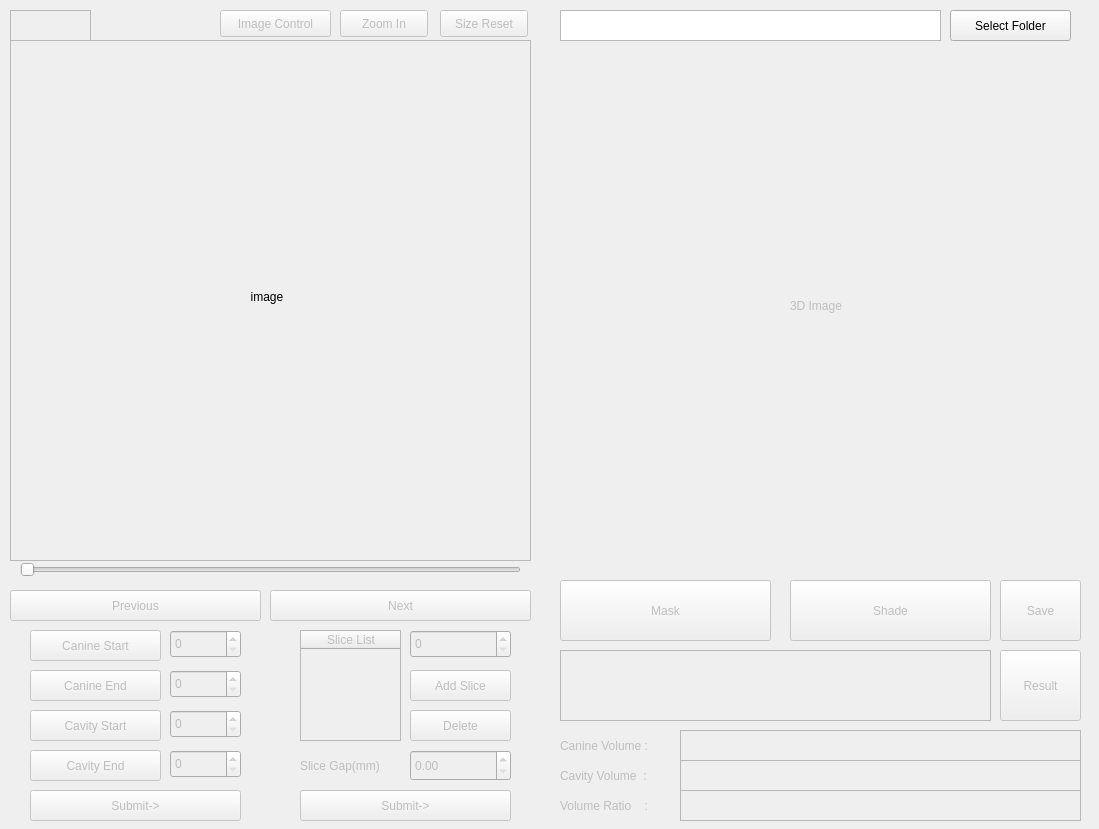
First picture: the form in qtdesigner.ui, repository min-sunnying/teeth_black, before the edit.
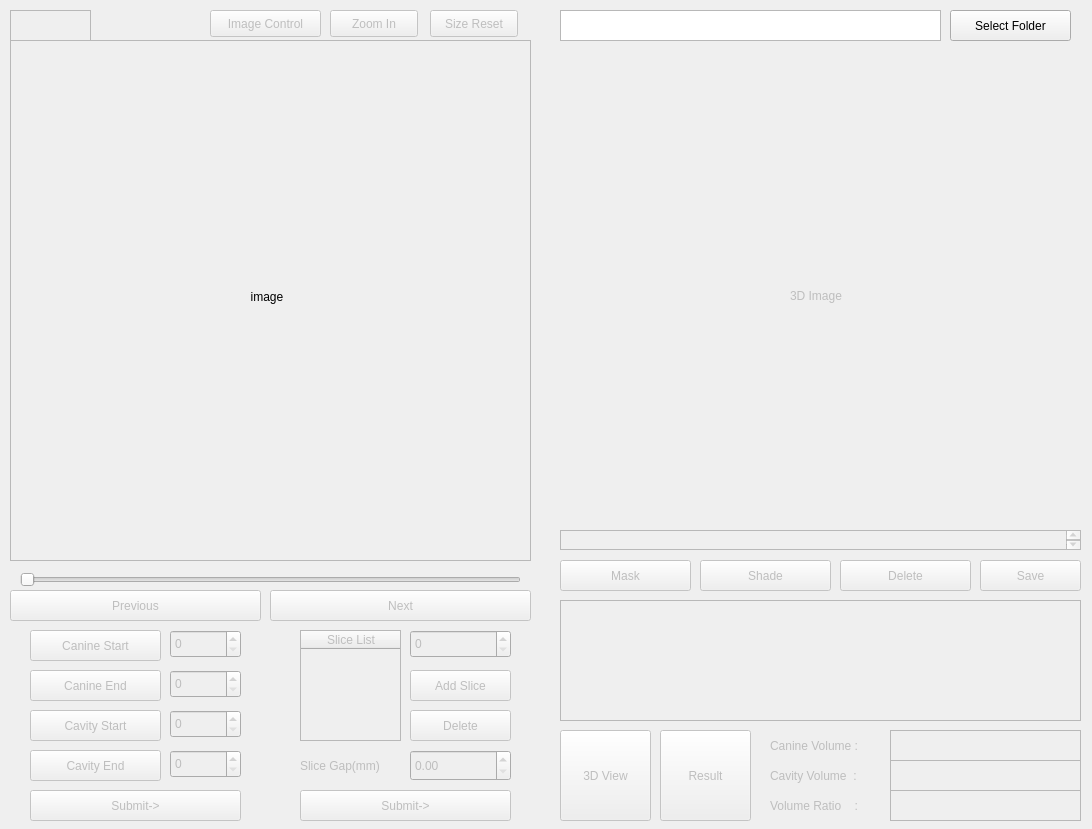
Second picture: the form after the edit.

Patch:
```diff
--- a/qtdesigner.ui
+++ b/qtdesigner.ui
@@ -6,7 +6,7 @@
    <rect>
     <x>0</x>
     <y>0</y>
-    <width>1099</width>
+    <width>1092</width>
     <height>829</height>
    </rect>
   </property>
@@ -48,10 +48,10 @@
    </property>
    <property name="geometry">
     <rect>
-     <x>1000</x>
-     <y>580</y>
-     <width>81</width>
-     <height>61</height>
+     <x>980</x>
+     <y>560</y>
+     <width>101</width>
+     <height>31</height>
     </rect>
    </property>
    <property name="text">
@@ -161,9 +161,9 @@
    <property name="geometry">
     <rect>
      <x>560</x>
-     <y>580</y>
-     <width>211</width>
-     <height>61</height>
+     <y>560</y>
+     <width>131</width>
+     <height>31</height>
     </rect>
    </property>
    <property name="text">
@@ -177,7 +177,7 @@
    <property name="geometry">
     <rect>
      <x>20</x>
-     <y>560</y>
+     <y>570</y>
      <width>501</width>
      <height>20</height>
     </rect>
@@ -193,7 +193,7 @@
    <property name="geometry">
     <rect>
      <x>560</x>
-     <y>50</y>
+     <y>40</y>
      <width>512</width>
      <height>512</height>
     </rect>
@@ -211,10 +211,10 @@
    </property>
    <property name="geometry">
     <rect>
-     <x>1000</x>
-     <y>650</y>
-     <width>81</width>
-     <height>71</height>
+     <x>660</x>
+     <y>730</y>
+     <width>91</width>
+     <height>91</height>
     </rect>
    </property>
    <property name="text">
@@ -228,9 +228,9 @@
    <property name="geometry">
     <rect>
      <x>560</x>
-     <y>650</y>
-     <width>431</width>
-     <height>71</height>
+     <y>530</y>
+     <width>521</width>
+     <height>20</height>
     </rect>
    </property>
   </widget>
@@ -307,9 +307,9 @@
    </property>
    <property name="geometry">
     <rect>
-     <x>680</x>
+     <x>890</x>
      <y>730</y>
-     <width>401</width>
+     <width>191</width>
      <height>31</height>
     </rect>
    </property>
@@ -320,7 +320,7 @@
    </property>
    <property name="geometry">
     <rect>
-     <x>340</x>
+     <x>330</x>
      <y>10</y>
      <width>88</width>
      <height>27</height>
@@ -336,7 +336,7 @@
    </property>
    <property name="geometry">
     <rect>
-     <x>440</x>
+     <x>430</x>
      <y>10</y>
      <width>88</width>
      <height>27</height>
@@ -381,10 +381,10 @@
    </property>
    <property name="geometry">
     <rect>
-     <x>790</x>
-     <y>580</y>
-     <width>201</width>
-     <height>61</height>
+     <x>700</x>
+     <y>560</y>
+     <width>131</width>
+     <height>31</height>
     </rect>
    </property>
    <property name="text">
@@ -535,7 +535,7 @@
    </property>
    <property name="geometry">
     <rect>
-     <x>220</x>
+     <x>210</x>
      <y>10</y>
      <width>111</width>
      <height>27</height>
@@ -596,7 +596,7 @@
    </property>
    <property name="geometry">
     <rect>
-     <x>560</x>
+     <x>770</x>
      <y>730</y>
      <width>111</width>
      <height>31</height>
@@ -612,7 +612,7 @@
    </property>
    <property name="geometry">
     <rect>
-     <x>560</x>
+     <x>770</x>
      <y>760</y>
      <width>111</width>
      <height>31</height>
@@ -628,9 +628,9 @@
    </property>
    <property name="geometry">
     <rect>
-     <x>680</x>
+     <x>890</x>
      <y>760</y>
-     <width>401</width>
+     <width>191</width>
      <height>31</height>
     </rect>
    </property>
@@ -641,9 +641,9 @@
    </property>
    <property name="geometry">
     <rect>
-     <x>680</x>
+     <x>890</x>
      <y>790</y>
-     <width>401</width>
+     <width>191</width>
      <height>31</height>
     </rect>
    </property>
@@ -654,7 +654,7 @@
    </property>
    <property name="geometry">
     <rect>
-     <x>560</x>
+     <x>770</x>
      <y>790</y>
      <width>111</width>
      <height>31</height>
@@ -692,6 +692,51 @@
     <number>10</number>
    </property>
   </widget>
+  <widget class="QPushButton" name="view3d">
+   <property name="enabled">
+    <bool>false</bool>
+   </property>
+   <property name="geometry">
+    <rect>
+     <x>560</x>
+     <y>730</y>
+     <width>91</width>
+     <height>91</height>
+    </rect>
+   </property>
+   <property name="text">
+    <string>3D View</string>
+   </property>
+  </widget>
+  <widget class="QTableWidget" name="masktable">
+   <property name="enabled">
+    <bool>false</bool>
+   </property>
+   <property name="geometry">
+    <rect>
+     <x>560</x>
+     <y>600</y>
+     <width>521</width>
+     <height>121</height>
+    </rect>
+   </property>
+  </widget>
+  <widget class="QPushButton" name="delete_mask">
+   <property name="enabled">
+    <bool>false</bool>
+   </property>
+   <property name="geometry">
+    <rect>
+     <x>840</x>
+     <y>560</y>
+     <width>131</width>
+     <height>31</height>
+    </rect>
+   </property>
+   <property name="text">
+    <string>Delete</string>
+   </property>
+  </widget>
  </widget>
  <resources/>
  <connections/>
```
Left out of the diff: 7 changed lines with no effect on the pictures.
